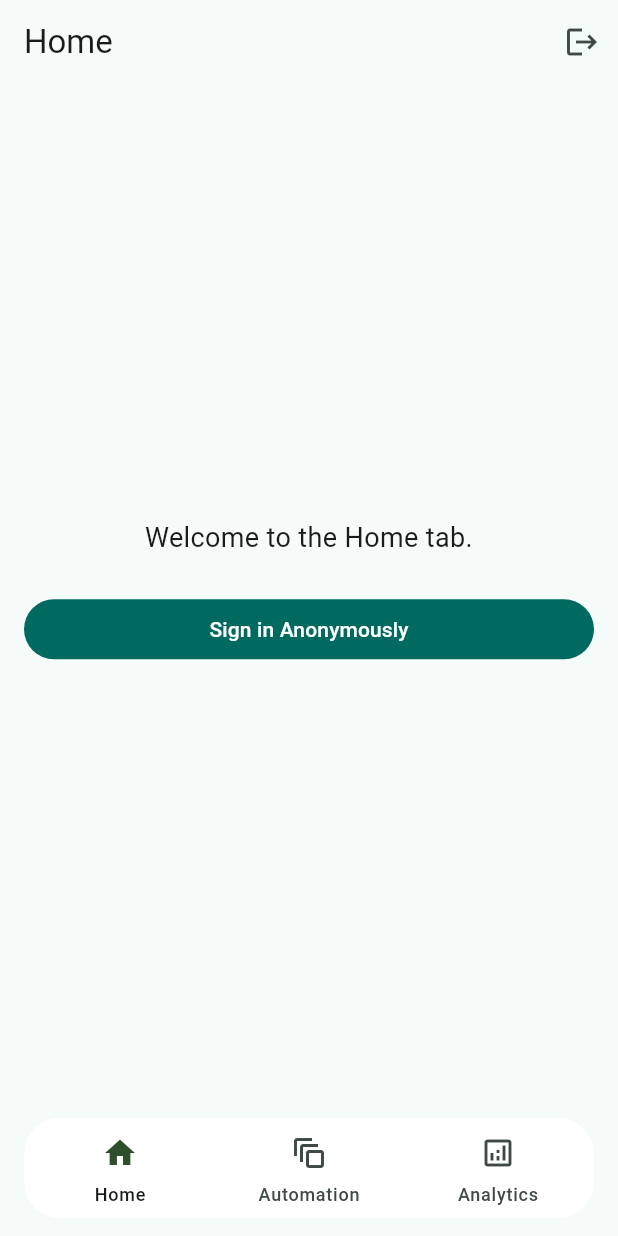
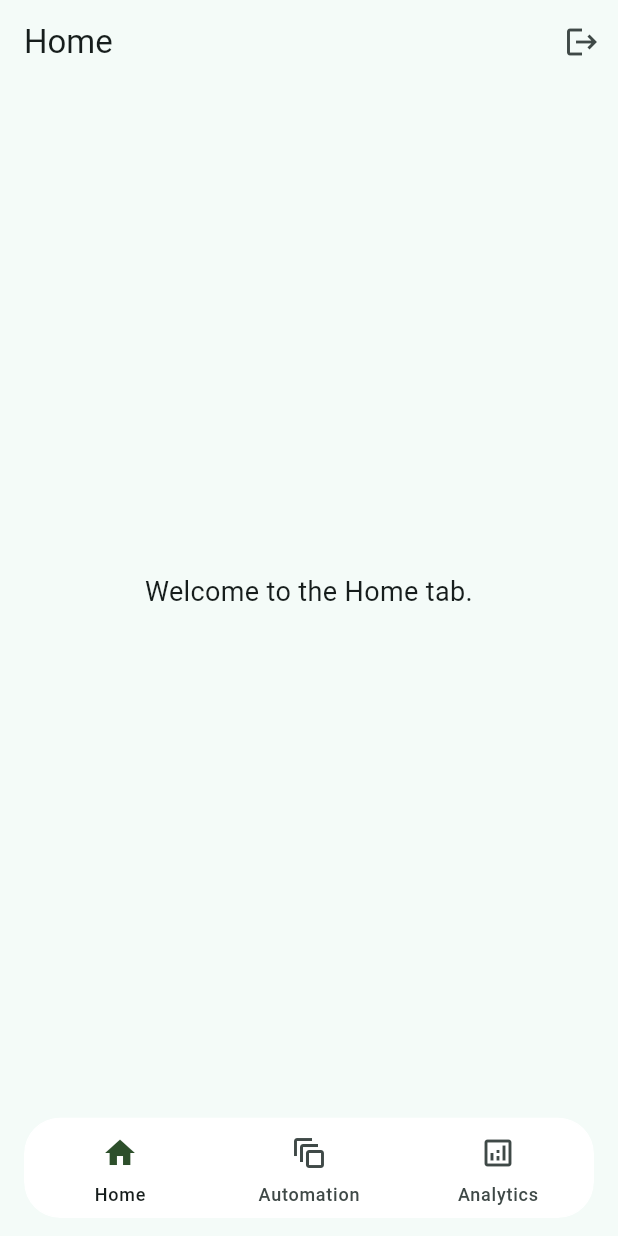
Before and after one commit to loydicakes/nice_rice, a Flutter app: the screen it shows once a user with an empty profile is signed in, on a phone screen of 412 x 824 dp. Run offline on Flutter 3.47's test engine with Material 3 defaults, Android fonts, the phone set to English and light mode, and no system bars; our stand-ins replace firebase_auth, firebase_core; accounts and stored records are empty.

Commit message:
tanggal anonynous

```diff
--- a/lib/main.dart
+++ b/lib/main.dart
@@ -4,24 +4,14 @@
 import 'package:firebase_auth/firebase_auth.dart';
 import 'firebase_options.dart';
 
-// Your pages
-import 'pages/homepage/home_page.dart';
-import 'pages/automation/automation.dart';
-import 'pages/analytics/analytics.dart';
-import 'pages/login/login.dart'; // <-- add this
-
-import 'dart:ui';
+// Screens
+import 'pages/login/login.dart'; // keep your Google sign-in flow here
+import 'tab.dart'; // <-- new file where AppShell (tabs) lives
 
 Future<void> main() async {
   WidgetsFlutterBinding.ensureInitialized();
   await Firebase.initializeApp(options: DefaultFirebaseOptions.currentPlatform);
   runApp(const MyApp());
-}
-
-// Optional: keep for your existing HomePage button if desired
-Future<void> signInAnon() async {
-  final cred = await FirebaseAuth.instance.signInAnonymously();
-  debugPrint('Signed in: ${cred.user?.uid}');
 }
 
 class MyApp extends StatelessWidget {
@@ -45,12 +35,12 @@
           },
         ),
       ),
-      home: const AuthGate(), // <-- use AuthGate now
+      home: const AuthGate(),
     );
   }
 }
 
-// SWITCHER between Login and AppShell based on auth state.
+/// Switches between Login and the tabbed app based on auth state.
 class AuthGate extends StatelessWidget {
   const AuthGate({super.key});
 
@@ -64,101 +54,16 @@
             body: Center(child: CircularProgressIndicator()),
           );
         }
+
         final user = snap.data;
         if (user == null) {
-          // Signed OUT → show LoginPage
+          // Signed OUT → show Google/Firebase login
           return const LoginPage();
         }
-        // Signed IN → show your tabbed app
+
+        // Signed IN → show your tabbed app from tab.dart
         return const AppShell();
       },
     );
   }
 }
-
-class AppShell extends StatefulWidget {
-  const AppShell({super.key});
-
-  @override
-  State<AppShell> createState() => _AppShellState();
-}
-
-class _AppShellState extends State<AppShell> {
-  final _controller = PageController();
-  int _index = 0;
-
-  @override
-  void dispose() {
-    _controller.dispose();
-    super.dispose();
-  }
-
-  void _onTapTab(int i) {
-    setState(() => _index = i);
-    _controller.animateToPage(
-      i,
-      duration: const Duration(milliseconds: 280),
-      curve: Curves.easeOutCubic,
-    );
-  }
-
-  @override
-  Widget build(BuildContext context) {
-    return Scaffold(
-      body: PageView(
-        controller: _controller,
-        physics: const BouncingScrollPhysics(),
-        onPageChanged: (i) => setState(() => _index = i),
-        children: const [HomePage(), AutomationPage(), AnalyticsPage()],
-      ),
-      bottomNavigationBar: Padding(
-        padding: const EdgeInsets.symmetric(horizontal: 16, vertical: 12),
-        child: ClipRRect(
-          borderRadius: BorderRadius.circular(24),
-          child: BackdropFilter(
-            filter: ImageFilter.blur(sigmaX: 15.0, sigmaY: 15.0),
-            child: Container(
-              decoration: BoxDecoration(
-                color: Colors.white,
-                borderRadius: BorderRadius.circular(24),
-                border: Border.all(color: Colors.white),
-              ),
-              child: NavigationBar(
-                height: 65,
-                backgroundColor: Colors.transparent,
-                elevation: 0,
-                indicatorColor: Colors.transparent,
-                selectedIndex: _index,
-                onDestinationSelected: _onTapTab,
-                destinations: const [
-                  NavigationDestination(
-                    icon: Icon(Icons.home_outlined),
-                    selectedIcon: Icon(
-                      Icons.home,
-                      color: Color.fromARGB(255, 45, 79, 43),
-                    ),
-                    label: 'Home',
-                  ),
-                  NavigationDestination(
-                    icon: Icon(Icons.auto_awesome_motion_outlined),
-                    selectedIcon: Icon(
-                      Icons.auto_awesome_motion,
-                      color: Colors.white,
-                    ),
-                    label: 'Automation',
-                  ),
-                  NavigationDestination(
-                    icon: Icon(Icons.analytics_outlined),
-                    selectedIcon: Icon(Icons.analytics, color: Colors.white),
-                    label: 'Analytics',
-                  ),
-                ],
-                labelBehavior: NavigationDestinationLabelBehavior.alwaysShow,
-              ),
-            ),
-          ),
-        ),
-      ),
-    );
-  }
-}
--- a/lib/pages/homepage/home_page.dart
+++ b/lib/pages/homepage/home_page.dart
@@ -1,5 +1,4 @@
 import 'package:flutter/material.dart';
-import '../../../main.dart' show signInAnon;
 import 'package:firebase_auth/firebase_auth.dart';
 
 class HomePage extends StatefulWidget {
@@ -18,9 +17,9 @@ class _HomePageState extends State<HomePage>
     await FirebaseAuth.instance.signOut();
     // AuthGate in main.dart will automatically redirect to LoginPage
     if (mounted) {
-      ScaffoldMessenger.of(context).showSnackBar(
-        const SnackBar(content: Text('Signed out!')),
-      );
+      ScaffoldMessenger.of(
+        context,
+      ).showSnackBar(const SnackBar(content: Text('Signed out!')));
     }
   }
 
@@ -38,30 +37,11 @@ class _HomePageState extends State<HomePage>
           ),
         ],
       ),
-      body: Padding(
-        padding: const EdgeInsets.all(16),
-        child: Column(
-          mainAxisAlignment: MainAxisAlignment.center,
-          crossAxisAlignment: CrossAxisAlignment.stretch,
-          children: [
-            const Text(
-              'Welcome to the Home tab.',
-              style: TextStyle(fontSize: 18),
-              textAlign: TextAlign.center,
-            ),
-            const SizedBox(height: 24),
-            FilledButton(
-              onPressed: () async {
-                await signInAnon();
-                if (context.mounted) {
-                  ScaffoldMessenger.of(context).showSnackBar(
-                    const SnackBar(content: Text('Signed in anonymously!')),
-                  );
-                }
-              },
-              child: const Text('Sign in Anonymously'),
-            ),
-          ],
+      body: const Center(
+        child: Text(
+          'Welcome to the Home tab.',
+          style: TextStyle(fontSize: 18),
+          textAlign: TextAlign.center,
         ),
       ),
     );
--- /dev/null
+++ b/lib/tab.dart
@@ -0,0 +1,96 @@
+// lib/tab.dart
+import 'dart:ui';
+import 'package:flutter/material.dart';
+
+// Your pages
+import 'pages/homepage/home_page.dart';
+import 'pages/automation/automation.dart';
+import 'pages/analytics/analytics.dart';
+
+/// This is the tabbed app shell
+class AppShell extends StatefulWidget {
+  const AppShell({super.key});
+
+  @override
+  State<AppShell> createState() => _AppShellState();
+}
+
+class _AppShellState extends State<AppShell> {
+  final _controller = PageController();
+  int _index = 0;
+
+  @override
+  void dispose() {
+    _controller.dispose();
+    super.dispose();
+  }
+
+  void _onTapTab(int i) {
+    setState(() => _index = i);
+    _controller.animateToPage(
+      i,
+      duration: const Duration(milliseconds: 280),
+      curve: Curves.easeOutCubic,
+    );
+  }
+
+  @override
+  Widget build(BuildContext context) {
+    return Scaffold(
+      body: PageView(
+        controller: _controller,
+        physics: const BouncingScrollPhysics(),
+        onPageChanged: (i) => setState(() => _index = i),
+        children: const [HomePage(), AutomationPage(), AnalyticsPage()],
+      ),
+      bottomNavigationBar: Padding(
+        padding: const EdgeInsets.symmetric(horizontal: 16, vertical: 12),
+        child: ClipRRect(
+          borderRadius: BorderRadius.circular(24),
+          child: BackdropFilter(
+            filter: ImageFilter.blur(sigmaX: 15.0, sigmaY: 15.0),
+            child: Container(
+              decoration: BoxDecoration(
+                color: Colors.white,
+                borderRadius: BorderRadius.circular(24),
+                border: Border.all(color: Colors.white),
+              ),
+              child: NavigationBar(
+                height: 65,
+                backgroundColor: Colors.transparent,
+                elevation: 0,
+                indicatorColor: Colors.transparent,
+                selectedIndex: _index,
+                onDestinationSelected: _onTapTab,
+                destinations: const [
+                  NavigationDestination(
+                    icon: Icon(Icons.home_outlined),
+                    selectedIcon: Icon(
+                      Icons.home,
+                      color: Color.fromARGB(255, 45, 79, 43),
+                    ),
+                    label: 'Home',
+                  ),
+                  NavigationDestination(
+                    icon: Icon(Icons.auto_awesome_motion_outlined),
+                    selectedIcon: Icon(
+                      Icons.auto_awesome_motion,
+                      color: Colors.white,
+                    ),
+                    label: 'Automation',
+                  ),
+                  NavigationDestination(
+                    icon: Icon(Icons.analytics_outlined),
+                    selectedIcon: Icon(Icons.analytics, color: Colors.white),
+                    label: 'Analytics',
+                  ),
+                ],
+                labelBehavior: NavigationDestinationLabelBehavior.alwaysShow,
+              ),
+            ),
+          ),
+        ),
+      ),
+    );
+  }
+}
```
